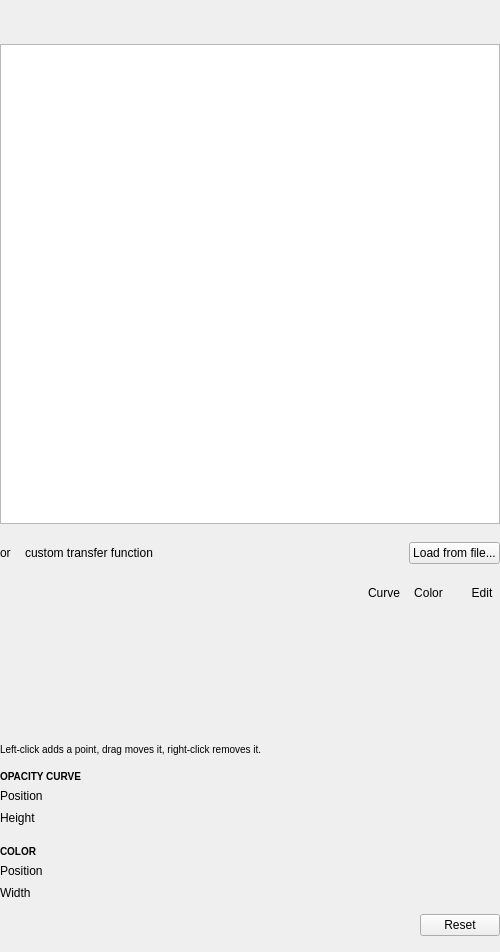
The window that Modules/VolumeVisualizationUI/src/QmitkVolumeTransferFunctionEditorControls.ui (MITK/MITK) describes before a commit, drawn with Qt 5.
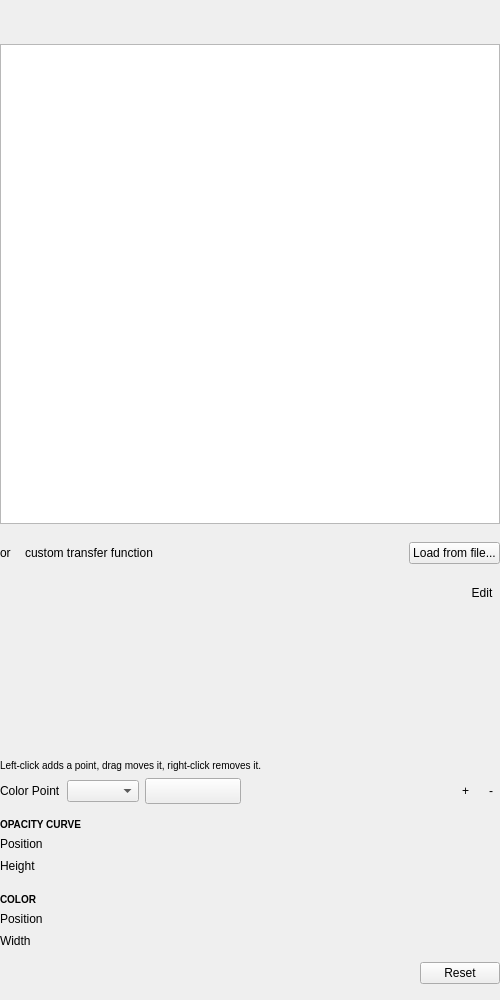
The same window after the commit. Custom widgets are drawn as their Qt base class.

Commit message: Edit the colour stops below the canvas

```diff
--- a/Modules/VolumeVisualizationUI/src/QmitkVolumeTransferFunctionEditorControls.ui
+++ b/Modules/VolumeVisualizationUI/src/QmitkVolumeTransferFunctionEditorControls.ui
@@ -206,60 +206,6 @@
           </property>
          </spacer>
         </item>
-        <item>
-         <widget class="QToolButton" name="editTargetCurveButton">
-          <property name="toolTip">
-           <string>Put the handles on the opacity curve.</string>
-          </property>
-          <property name="text">
-           <string>Curve</string>
-          </property>
-          <property name="toolButtonStyle">
-           <enum>Qt::ToolButtonStyle::ToolButtonTextOnly</enum>
-          </property>
-          <property name="checkable">
-           <bool>true</bool>
-          </property>
-          <property name="autoRaise">
-           <bool>true</bool>
-          </property>
-         </widget>
-        </item>
-        <item>
-         <widget class="QToolButton" name="editTargetColorButton">
-          <property name="toolTip">
-           <string>Put the handles on the colours, along the bottom edge.</string>
-          </property>
-          <property name="text">
-           <string>Color</string>
-          </property>
-          <property name="toolButtonStyle">
-           <enum>Qt::ToolButtonStyle::ToolButtonTextOnly</enum>
-          </property>
-          <property name="checkable">
-           <bool>true</bool>
-          </property>
-          <property name="autoRaise">
-           <bool>true</bool>
-          </property>
-         </widget>
-        </item>
-        <item>
-         <spacer name="editModeSpacer">
-          <property name="orientation">
-           <enum>Qt::Orientation::Horizontal</enum>
-          </property>
-          <property name="sizeType">
-           <enum>QSizePolicy::Policy::Fixed</enum>
-          </property>
-          <property name="sizeHint" stdset="0">
-           <size>
-            <width>14</width>
-            <height>20</height>
-           </size>
-          </property>
-         </spacer>
-        </item>
         <item>
          <widget class="QToolButton" name="editModeButton">
           <property name="toolTip">
@@ -286,13 +232,13 @@
         <property name="minimumSize">
          <size>
           <width>0</width>
-          <height>140</height>
+          <height>156</height>
          </size>
         </property>
         <property name="maximumSize">
          <size>
           <width>16777215</width>
-          <height>140</height>
+          <height>156</height>
          </size>
         </property>
        </widget>
@@ -310,6 +256,105 @@
         </property>
        </widget>
       </item>
+      <item>
+       <widget class="QWidget" name="colorStopPanel" native="true">
+        <layout class="QHBoxLayout" name="colorStopLayout">
+         <property name="spacing">
+          <number>6</number>
+         </property>
+         <property name="leftMargin">
+          <number>0</number>
+         </property>
+         <property name="topMargin">
+          <number>6</number>
+         </property>
+         <property name="rightMargin">
+          <number>0</number>
+         </property>
+         <property name="bottomMargin">
+          <number>0</number>
+         </property>
+         <item>
+          <widget class="QLabel" name="colorStopLabel">
+           <property name="text">
+            <string>Color Point</string>
+           </property>
+          </widget>
+         </item>
+         <item>
+          <widget class="QComboBox" name="colorStopComboBox">
+           <property name="minimumSize">
+            <size>
+             <width>72</width>
+             <height>0</height>
+            </size>
+           </property>
+           <property name="toolTip">
+            <string>The colour stop the controls beside it act on.</string>
+           </property>
+           <property name="sizeAdjustPolicy">
+            <enum>QComboBox::SizeAdjustPolicy::AdjustToContents</enum>
+           </property>
+          </widget>
+         </item>
+         <item>
+          <widget class="QPushButton" name="colorStopColorButton">
+           <property name="minimumSize">
+            <size>
+             <width>96</width>
+             <height>26</height>
+            </size>
+           </property>
+           <property name="toolTip">
+            <string>Change this stop's colour.</string>
+           </property>
+           <property name="text">
+            <string/>
+           </property>
+          </widget>
+         </item>
+         <item>
+          <spacer name="colorStopSpacer">
+           <property name="orientation">
+            <enum>Qt::Orientation::Horizontal</enum>
+           </property>
+           <property name="sizeHint" stdset="0">
+            <size>
+             <width>10</width>
+             <height>20</height>
+            </size>
+           </property>
+          </spacer>
+         </item>
+         <item>
+          <widget class="QToolButton" name="addColorStopButton">
+           <property name="toolTip">
+            <string>Add a colour stop at the middle of the widest gap.</string>
+           </property>
+           <property name="text">
+            <string>+</string>
+           </property>
+           <property name="autoRaise">
+            <bool>true</bool>
+           </property>
+          </widget>
+         </item>
+         <item>
+          <widget class="QToolButton" name="removeColorStopButton">
+           <property name="toolTip">
+            <string>Remove the selected colour stop.</string>
+           </property>
+           <property name="text">
+            <string>-</string>
+           </property>
+           <property name="autoRaise">
+            <bool>true</bool>
+           </property>
+          </widget>
+         </item>
+        </layout>
+       </widget>
+      </item>
       <item>
        <spacer name="canvasSpacerBelow">
         <property name="orientation">
```
The commit also changes 4 other files.
